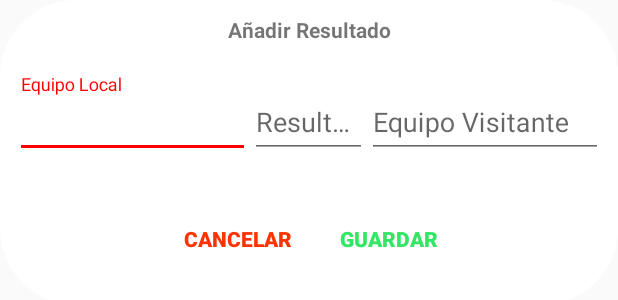
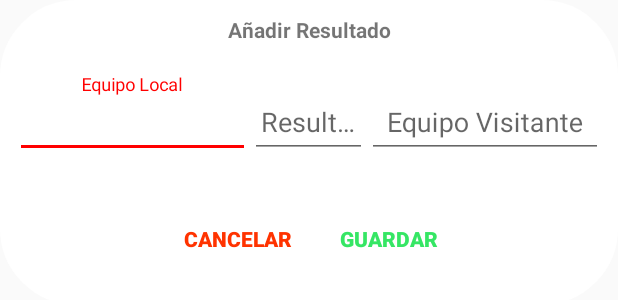
Before and after one commit to EduYube/PFG, an Android app: the layout custom_layout.xml on its own in the app's theme, with its tools: preview values and no code run, on a phone screen of 412 x 824 dp. Shown: the top 300 px of the screen. Run offline under Robolectric (Android 15) with nearby library versions, the phone set to English and light mode, and no system bars.

```diff
--- a/app/src/main/java/com/master/eyubero/pfg/ui/viewModel/ResultsViewModel.kt
+++ b/app/src/main/java/com/master/eyubero/pfg/ui/viewModel/ResultsViewModel.kt
@@ -21,6 +21,7 @@ class ResultsViewModel : ViewModel() {
     private val matchesLD = MutableLiveData<ArrayList<MatchModel>>()
     private val matches = ArrayList<MatchModel>()
     private val mDtaBase = Repository().mSportRef
+    var exists = MutableLiveData<Boolean>()
 
     fun getMatchesWOInternet(sport: String): MutableLiveData<ArrayList<MatchModel>> {
         mDtaBase.child(sport).child("matches").limitToLast(10).addValueEventListener(object : ValueEventListener {
@@ -113,6 +114,7 @@ class ResultsViewModel : ViewModel() {
                         ranking[id].points = Repository().setPoints(ranking[id].team!!,matches)
 
                 }
+                exists.postValue(true)
                 mRankingDB.setValue(ranking)
             }
         }
--- a/app/src/main/res/layout/custom_layout.xml
+++ b/app/src/main/res/layout/custom_layout.xml
@@ -39,6 +39,8 @@
                     android:layout_width="match_parent"
                     android:layout_height="match_parent"
                     android:inputType="text"
+                    android:gravity="center"
+                    android:textAllCaps="true"
                     android:nextFocusDown="@id/til_pass"
                     android:singleLine="true" />
             </android.support.design.widget.TextInputLayout>
@@ -47,6 +49,7 @@
                 android:id="@+id/til_score"
                 android:layout_width="0dp"
                 android:layout_weight="1"
+                android:gravity="center"
                 android:layout_height="wrap_content"
                 android:hint="@string/score_hint">
 
@@ -55,6 +58,8 @@
                     android:layout_width="match_parent"
                     android:layout_height="match_parent"
                     android:inputType="number|text"
+                    android:gravity="center"
+                    android:textAllCaps="true"
                     android:singleLine="true" />
             </android.support.design.widget.TextInputLayout>
 
@@ -70,6 +75,8 @@
                     android:layout_width="match_parent"
                     android:layout_height="match_parent"
                     android:inputType="text"
+                    android:textAllCaps="true"
+                    android:gravity="center"
                     android:nextFocusDown="@id/til_pass"
                     android:singleLine="true" />
             </android.support.design.widget.TextInputLayout>
```
Also changed, not shown: app/src/main/java/com/master/eyubero/pfg/ui/fragment/SportRankingFragment.kt (+7 -0 lines).
